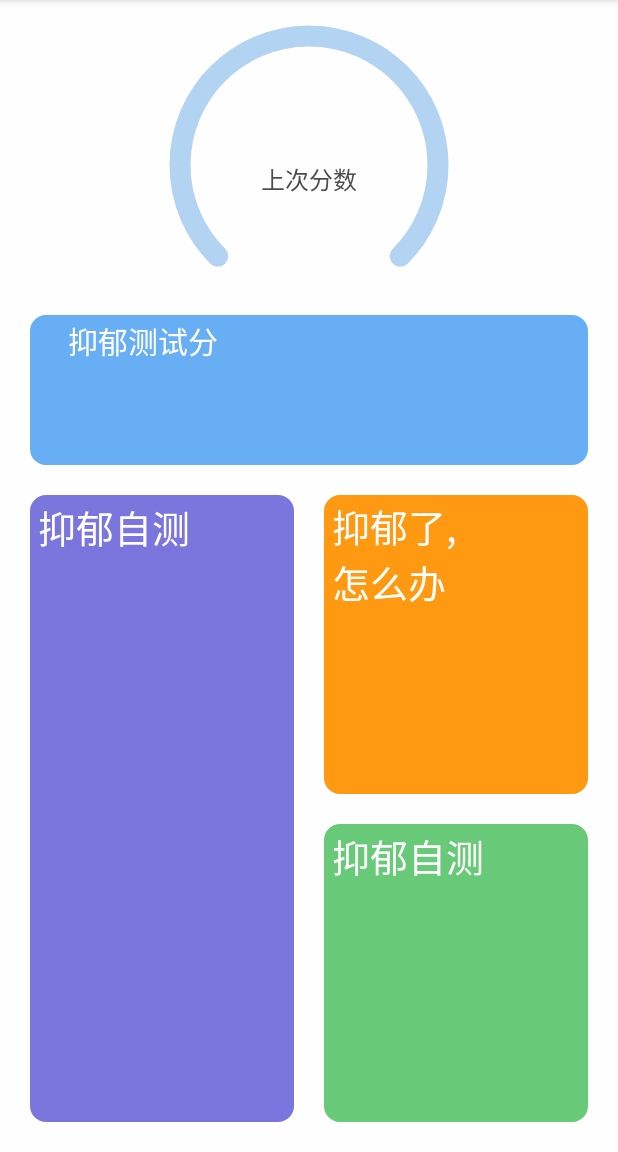
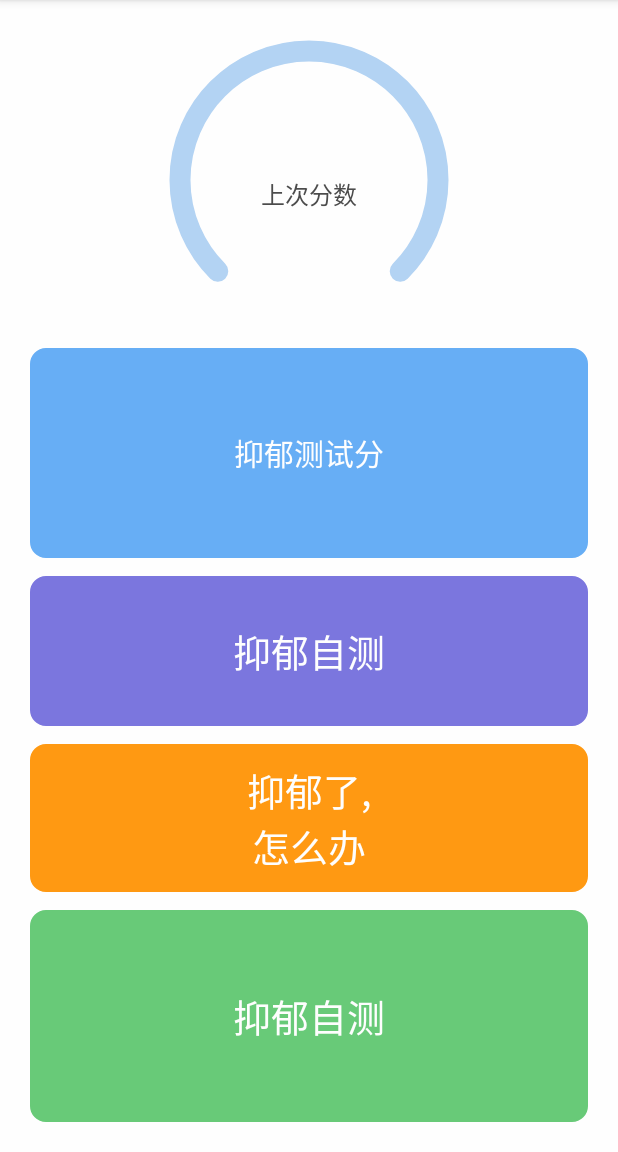
Before and after one commit to ShawElA/HealthyHelper, an Android app: the fragment HomeFragment shown on its own in the app's theme, on a phone screen of 412 x 824 dp, the part 84-1236 px from its top. Run offline under Robolectric (Android 15) with nearby library versions, the light colour scheme and no system bars; our stand-ins replace ButterKnife, EventBus.

Commit message:
垂直布局

```diff
--- a/app/src/main/res/layout/fragment_home.xml
+++ b/app/src/main/res/layout/fragment_home.xml
@@ -1,103 +1,86 @@
 <?xml version="1.0" encoding="utf-8"?>
-<LinearLayout
-    xmlns:android="http://schemas.android.com/apk/res/android"
+<androidx.constraintlayout.widget.ConstraintLayout xmlns:android="http://schemas.android.com/apk/res/android"
     xmlns:app="http://schemas.android.com/apk/res-auto"
+    android:layout_width="match_parent"
+    android:layout_height="match_parent"
     android:background="@color/colorLight"
     android:orientation="vertical"
-    android:layout_width="match_parent"
-    android:layout_height="match_parent">
-    <LinearLayout
-        android:layout_marginTop="10dp"
-        android:id="@+id/sportStepPanel"
-        android:orientation="vertical"
-        android:layout_width="match_parent"
-        android:layout_height="wrap_content">
-        <RelativeLayout
-            android:layout_width="match_parent"
-            android:layout_height="wrap_content">
+    android:padding="20dp">
 
+    <!-- 步数视图 -->
     <com.example.healthyolder.view.SportStepView
         android:id="@+id/sportStepCount"
-                android:layout_centerHorizontal="true"
         android:layout_width="200dp"
-                android:layout_height="200dp" />
-        </RelativeLayout>
+        android:layout_height="200dp"
+        android:orientation="horizontal"
+        app:layout_constraintEnd_toEndOf="parent"
+        app:layout_constraintStart_toStartOf="parent"
+        app:layout_constraintTop_toTopOf="parent" />
+
+    <!-- 步数信息 -->
     <TextView
         android:id="@+id/sportStepCountInfo"
-            android:layout_gravity="center"
-            android:paddingTop="2dp"
-            android:paddingBottom="2dp"
-            android:paddingLeft="25dp"
-            android:paddingRight="25dp"
+        android:layout_width="0dp"
+        android:layout_height="140dp"
+        android:layout_marginTop="12dp"
+        android:background="@drawable/bg_btn_theme_circle"
+        android:gravity="center"
+        android:padding="12dp"
         android:text="抑郁测试分"
+        android:textColor="@color/colorLight"
         android:textSize="20sp"
+        app:layout_constraintEnd_toEndOf="parent"
+        app:layout_constraintStart_toStartOf="parent"
+        app:layout_constraintTop_toBottomOf="@id/sportStepCount" />
+
+    <!-- 抑郁自测 -->
+    <TextView
+        android:id="@+id/tv_test"
+        android:layout_width="0dp"
+        android:layout_height="100dp"
+        android:layout_marginTop="12dp"
+        android:background="@drawable/bg_btn_purple_circle"
+        android:gravity="center"
+        android:padding="12dp"
+        android:text="抑郁自测"
         android:textColor="@color/colorLight"
-            android:background="@drawable/bg_btn_theme_circle"
-            android:layout_width="match_parent"
-            android:layout_marginLeft="20dp"
-            android:layout_marginRight="20dp"
-            android:layout_height="100dp" />
-    </LinearLayout>
+        android:textSize="25sp"
+        app:layout_constraintEnd_toEndOf="parent"
+        app:layout_constraintStart_toStartOf="parent"
+        app:layout_constraintTop_toBottomOf="@id/sportStepCountInfo" />
 
-    <LinearLayout
-        android:orientation="horizontal"
-        android:layout_width="match_parent"
-        android:layout_height="match_parent"
-        android:layout_margin="20dp">
+    <!-- 抑郁了怎么办 -->
+    <TextView
+        android:id="@+id/tv_test1"
+        android:layout_width="0dp"
+        android:layout_height="wrap_content"
+        android:layout_marginTop="12dp"
+        android:background="@drawable/bg_btn_pink_circle"
+        android:gravity="center"
+        android:padding="12dp"
+        android:text="抑郁了,\n怎么办"
+        android:textColor="@color/colorLight"
+        android:textSize="25sp"
+        app:layout_constraintEnd_toEndOf="parent"
+        app:layout_constraintStart_toStartOf="parent"
+        app:layout_constraintTop_toBottomOf="@id/tv_test" />
 
+    <!-- 再次自测 -->
     <TextView
-            android:layout_weight="1"
-            android:id="@+id/tv_test"
-            android:layout_gravity="center_horizontal"
-            android:paddingTop="2dp"
-            android:paddingBottom="2dp"
-            android:paddingLeft="5dp"
-            android:paddingRight="25dp"
+        android:id="@+id/tv_test2"
+        android:layout_width="0dp"
+        android:layout_height="0dp"
+        android:layout_marginTop="12dp"
+        android:padding="12dp"
         android:text="抑郁自测"
         android:textSize="25sp"
         android:textColor="@color/colorLight"
-            android:background="@drawable/bg_btn_purple_circle"
-            android:layout_width="match_parent"
-            android:layout_marginRight="10dp"
-            android:layout_height="match_parent" />
+        android:gravity="center"
+        android:background="@drawable/bg_btn_green_circle"
+        app:layout_constraintTop_toBottomOf="@id/tv_test1"
+        app:layout_constraintStart_toStartOf="parent"
+        app:layout_constraintEnd_toEndOf="parent"
+        app:layout_constraintBottom_toBottomOf="parent" />
 
-        <LinearLayout
-            android:layout_marginLeft="10dp"
-            android:orientation="vertical"
-            android:layout_weight="1"
-            android:layout_width="match_parent"
-            android:layout_height="match_parent">
 
-            <TextView
-                android:layout_weight="1"
-                android:id="@+id/tv_test1"
-                android:layout_gravity="center_horizontal"
-                android:paddingTop="2dp"
-                android:paddingBottom="2dp"
-                android:paddingLeft="5dp"
-                android:paddingRight="25dp"
-                android:text="抑郁了,\n怎么办"
-                android:textSize="25sp"
-                android:textColor="@color/colorLight"
-                android:background="@drawable/bg_btn_pink_circle"
-                android:layout_width="match_parent"
-                android:layout_marginBottom="20dp"
-                android:layout_height="200dp" />
-
-            <TextView
-                android:id="@+id/tv_test2"
-                android:layout_width="match_parent"
-                android:layout_height="200dp"
-                android:layout_gravity="center_horizontal"
-                android:layout_weight="1"
-                android:background="@drawable/bg_btn_green_circle"
-                android:paddingLeft="5dp"
-                android:paddingTop="2dp"
-                android:paddingRight="25dp"
-                android:paddingBottom="2dp"
-                android:text="抑郁自测"
-                android:textColor="@color/colorLight"
-                android:textSize="25sp" />
-        </LinearLayout>
-    </LinearLayout>
-</LinearLayout>
+</androidx.constraintlayout.widget.ConstraintLayout>
```
Lines whose indentation alone changed are shown as unchanged.
